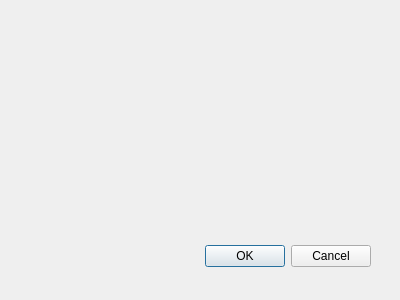
Before: the Qt Designer form map_matching_dialog_base.ui in LAEQ/Assisted-MapMatching, drawn with Qt 5.
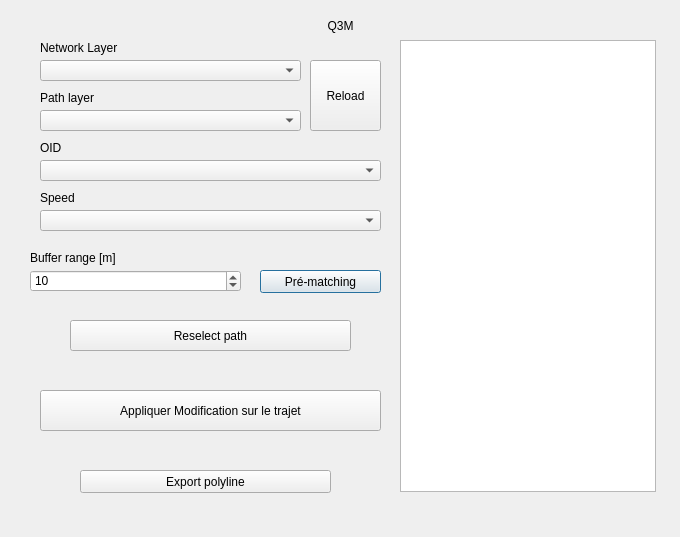
After: the same form once the commit is applied.

Commit message: Implement UI with translations

The edit to the form file:
```diff
--- a/map_matching_dialog_base.ui
+++ b/map_matching_dialog_base.ui
@@ -1,31 +1,288 @@
-<ui version="4.0" >
- <class>MapMatchingDialogBase</class>
- <widget class="QDialog" name="MapMatchingDialogBase" >
-  <property name="geometry" >
+<?xml version="1.0" encoding="UTF-8"?>
+<ui version="4.0">
+ <class>firstDialogBase</class>
+ <widget class="QDialog" name="firstDialogBase">
+  <property name="geometry">
    <rect>
     <x>0</x>
     <y>0</y>
-    <width>400</width>
-    <height>300</height>
+    <width>680</width>
+    <height>537</height>
    </rect>
   </property>
   <property name="windowTitle" >
    <string>LAEQ-MapMatching</string>
   </property>
-  <widget class="QDialogButtonBox" name="button_box" >
-   <property name="geometry" >
+  <widget class="QLabel" name="label_subtitle">
+   <property name="geometry">
     <rect>
+     <x>0</x>
+     <y>10</y>
+     <width>681</width>
+     <height>31</height>
+    </rect>
+   </property>
+   <property name="layoutDirection">
+    <enum>Qt::LeftToRight</enum>
+   </property>
+   <property name="lineWidth">
+    <number>2</number>
+   </property>
+   <property name="text">
+    <string>Q3M</string>
+   </property>
+   <property name="textFormat">
+    <enum>Qt::PlainText</enum>
+   </property>
+   <property name="scaledContents">
+    <bool>false</bool>
+   </property>
+   <property name="alignment">
+    <set>Qt::AlignCenter</set>
+   </property>
+  </widget>
+  <widget class="QLabel" name="label_network">
+   <property name="geometry">
+    <rect>
+     <x>40</x>
+     <y>40</y>
+     <width>251</width>
+     <height>16</height>
+    </rect>
+   </property>
+   <property name="text">
+    <string>Network Layer</string>
+   </property>
+  </widget>
+  <widget class="QLabel" name="label_path">
+   <property name="geometry">
+    <rect>
+     <x>40</x>
+     <y>90</y>
+     <width>251</width>
+     <height>16</height>
+    </rect>
+   </property>
+   <property name="text">
+    <string>Path layer</string>
+   </property>
+  </widget>
+  <widget class="QComboBox" name="comboBoxNetworkLayer">
+   <property name="geometry">
+    <rect>
+     <x>40</x>
+     <y>60</y>
+     <width>261</width>
+     <height>21</height>
+    </rect>
+   </property>
+   <property name="sizePolicy">
+    <sizepolicy hsizetype="Expanding" vsizetype="Fixed">
+     <horstretch>0</horstretch>
+     <verstretch>0</verstretch>
+    </sizepolicy>
+   </property>
+  </widget>
+  <widget class="QComboBox" name="comboBoxPathLayer">
+   <property name="geometry">
+    <rect>
+     <x>40</x>
+     <y>110</y>
+     <width>261</width>
+     <height>21</height>
+    </rect>
+   </property>
+   <property name="sizePolicy">
+    <sizepolicy hsizetype="Expanding" vsizetype="Fixed">
+     <horstretch>0</horstretch>
+     <verstretch>0</verstretch>
+    </sizepolicy>
+   </property>
+  </widget>
+  <widget class="QLabel" name="label_oid">
+   <property name="geometry">
+    <rect>
+     <x>40</x>
+     <y>140</y>
+     <width>331</width>
+     <height>16</height>
+    </rect>
+   </property>
+   <property name="text">
+    <string>OID</string>
+   </property>
+  </widget>
+  <widget class="QComboBox" name="comboBoxOID">
+   <property name="geometry">
+    <rect>
+     <x>40</x>
+     <y>160</y>
+     <width>341</width>
+     <height>21</height>
+    </rect>
+   </property>
+   <property name="sizePolicy">
+    <sizepolicy hsizetype="Expanding" vsizetype="Fixed">
+     <horstretch>0</horstretch>
+     <verstretch>0</verstretch>
+    </sizepolicy>
+   </property>
+  </widget>
+  <widget class="QLabel" name="label_speed">
+   <property name="geometry">
+    <rect>
+     <x>40</x>
+     <y>190</y>
+     <width>331</width>
+     <height>16</height>
+    </rect>
+   </property>
+   <property name="text">
+    <string>Speed</string>
+   </property>
+  </widget>
+  <widget class="QComboBox" name="comboBoxSpeed">
+   <property name="geometry">
+    <rect>
+     <x>40</x>
+     <y>210</y>
+     <width>341</width>
+     <height>21</height>
+    </rect>
+   </property>
+   <property name="sizePolicy">
+    <sizepolicy hsizetype="Expanding" vsizetype="Fixed">
+     <horstretch>0</horstretch>
+     <verstretch>0</verstretch>
+    </sizepolicy>
+   </property>
+  </widget>
+  <widget class="QSpinBox" name="spinBoxBufferRange">
+   <property name="geometry">
+    <rect>
      <x>30</x>
-     <y>240</y>
+     <y>270</y>
+     <width>211</width>
+     <height>22</height>
+    </rect>
+   </property>
+   <property name="maximum">
+    <number>200000</number>
+   </property>
+   <property name="value">
+    <number>10</number>
+   </property>
+  </widget>
+  <widget class="QPushButton" name="btn_map_matching">
+   <property name="geometry">
+    <rect>
+     <x>260</x>
+     <y>270</y>
+     <width>121</width>
+     <height>23</height>
+    </rect>
+   </property>
+   <property name="text">
+    <string>Pré-matching</string>
+   </property>
+  </widget>
+  <widget class="QPushButton" name="btn_reselect_path">
+   <property name="geometry">
+    <rect>
+     <x>70</x>
+     <y>320</y>
+     <width>281</width>
+     <height>31</height>
+    </rect>
+   </property>
+   <property name="text">
+    <string>Reselect path</string>
+   </property>
+  </widget>
+  <widget class="QPushButton" name="btn_apply_path_change">
+   <property name="geometry">
+    <rect>
+     <x>40</x>
+     <y>390</y>
      <width>341</width>
-     <height>32</height>
+     <height>41</height>
     </rect>
    </property>
-   <property name="orientation" >
-    <enum>Qt::Horizontal</enum>
+   <property name="text">
+    <string>Appliquer Modification sur le trajet</string>
    </property>
-   <property name="standardButtons" >
-    <set>QDialogButtonBox::Cancel|QDialogButtonBox::Ok</set>
+  </widget>
+  <widget class="QPushButton" name="btn_export_line">
+   <property name="geometry">
+    <rect>
+     <x>80</x>
+     <y>470</y>
+     <width>251</width>
+     <height>23</height>
+    </rect>
+   </property>
+   <property name="text">
+    <string>Export polyline</string>
+   </property>
+  </widget>
+  <widget class="QLabel" name="label_buffer_range">
+   <property name="geometry">
+    <rect>
+     <x>30</x>
+     <y>250</y>
+     <width>211</width>
+     <height>16</height>
+    </rect>
+   </property>
+   <property name="text">
+    <string>Buffer range [m]</string>
+   </property>
+  </widget>
+  <widget class="QPushButton" name="btn_reload_layers">
+   <property name="geometry">
+    <rect>
+     <x>310</x>
+     <y>60</y>
+     <width>71</width>
+     <height>71</height>
+    </rect>
+   </property>
+   <property name="layoutDirection">
+    <enum>Qt::LeftToRight</enum>
+   </property>
+   <property name="text">
+    <string>Reload</string>
+   </property>
+   <property name="autoDefault">
+    <bool>true</bool>
+   </property>
+   <property name="default">
+    <bool>false</bool>
+   </property>
+   <property name="flat">
+    <bool>false</bool>
+   </property>
+  </widget>
+  <widget class="QTextBrowser" name="textBrowser_help">
+   <property name="geometry">
+    <rect>
+     <x>400</x>
+     <y>40</y>
+     <width>256</width>
+     <height>452</height>
+    </rect>
+   </property>
+   <property name="sizePolicy">
+    <sizepolicy hsizetype="Maximum" vsizetype="Expanding">
+     <horstretch>0</horstretch>
+     <verstretch>0</verstretch>
+    </sizepolicy>
+   </property>
+   <property name="readOnly">
+    <bool>true</bool>
+   </property>
+   <property name="openExternalLinks">
+    <bool>true</bool>
    </property>
   </widget>
  </widget>
```
Left out of the diff: 39 changed lines with no effect on the pictures. The commit also changes 7 other files.
